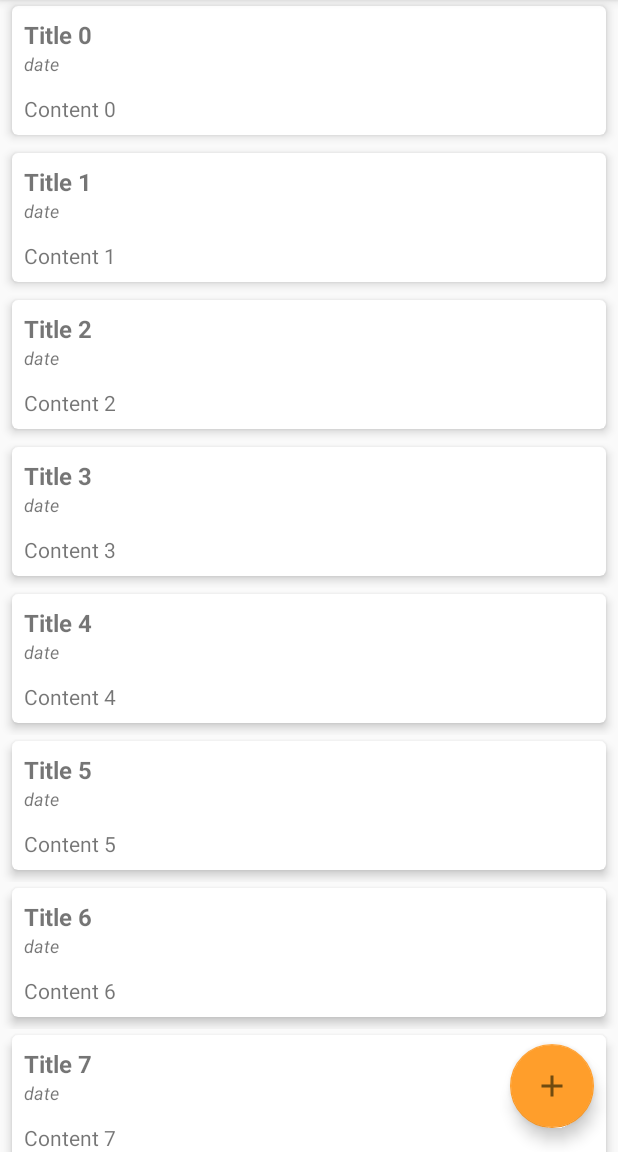
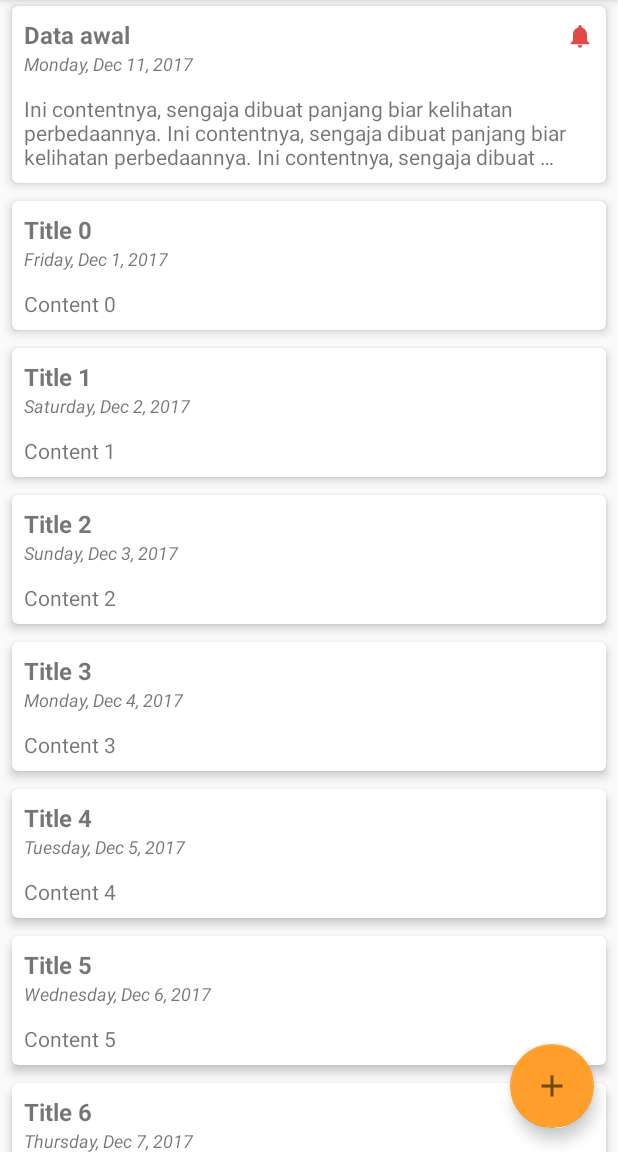
Before and after one commit to ayucitra/AndroidFundamentalExercise, an Android app: the screen it shows after launch (MainActivity), on a phone screen of 412 x 824 dp, the part 84-1236 px from its top. Run offline under Robolectric (Android 15) with nearby library versions, the phone set to English and light mode, and no system bars; our stand-ins replace ButterKnife.

Commit message:
add alarm data in pojo

```diff
--- a/app/src/main/java/com/omrobbie/androidfundamentalexercise/MainActivity.java
+++ b/app/src/main/java/com/omrobbie/androidfundamentalexercise/MainActivity.java
@@ -29,7 +29,7 @@ public class MainActivity extends AppCompatActivity implements View.OnClickListe
     FloatingActionButton fab;
 
     private NoteAdapter adapter;
-    private List<Note> notes = new ArrayList<>();
+    private List<Note> notes;
 
     @Override
     protected void onCreate(Bundle savedInstanceState) {
@@ -38,8 +38,6 @@ public class MainActivity extends AppCompatActivity implements View.OnClickListe
 
         setupEnv();
         setupList();
-
-        fab.setOnClickListener(this);
 
         loadDummyData();
     }
@@ -54,6 +52,9 @@ public class MainActivity extends AppCompatActivity implements View.OnClickListe
 
     private void setupEnv() {
         ButterKnife.bind(this);
+        fab.setOnClickListener(this);
+
+        notes = new ArrayList<>();
     }
 
     private void setupList() {
@@ -63,8 +64,16 @@ public class MainActivity extends AppCompatActivity implements View.OnClickListe
     }
 
     private void loadDummyData() {
+        notes.add(new Note(
+                100,
+                "Data awal",
+                "Ini contentnya, sengaja dibuat panjang biar kelihatan perbedaannya. Ini contentnya, sengaja dibuat panjang biar kelihatan perbedaannya. Ini contentnya, sengaja dibuat panjang biar kelihatan perbedaannya. Ini contentnya, sengaja dibuat panjang biar kelihatan perbedaannya. Ini contentnya, sengaja dibuat panjang biar kelihatan perbedaannya. Ini contentnya, sengaja dibuat panjang biar kelihatan perbedaannya. Ini contentnya, sengaja dibuat panjang biar kelihatan perbedaannya. Ini contentnya, sengaja dibuat panjang biar kelihatan perbedaannya. Ini contentnya, sengaja dibuat panjang biar kelihatan perbedaannya. Ini contentnya, sengaja dibuat panjang biar kelihatan perbedaannya. Ini contentnya, sengaja dibuat panjang biar kelihatan perbedaannya. Ini contentnya, sengaja dibuat panjang biar kelihatan perbedaannya. Ini contentnya, sengaja dibuat panjang biar kelihatan perbedaannya. Ini contentnya, sengaja dibuat panjang biar kelihatan perbedaannya.",
+                "11/12/2017",
+                "5/12/2017")
+        );
+
         for (int i = 0; i < 10; i++) {
-            notes.add(new Note(i, "Title " + i, "Content " + i, "date"));
+            notes.add(new Note(i, "Title " + i, "Content " + i, i + 1 + "/12/2017"));
         }
         progress_bar.setVisibility(View.GONE);
     }
--- a/app/src/main/java/com/omrobbie/androidfundamentalexercise/adapter/NoteAdapter.java
+++ b/app/src/main/java/com/omrobbie/androidfundamentalexercise/adapter/NoteAdapter.java
@@ -4,10 +4,12 @@ import android.support.v7.widget.RecyclerView;
 import android.view.LayoutInflater;
 import android.view.View;
 import android.view.ViewGroup;
+import android.widget.ImageView;
 import android.widget.TextView;
 
 import com.omrobbie.androidfundamentalexercise.R;
 import com.omrobbie.androidfundamentalexercise.model.Note;
+import com.omrobbie.androidfundamentalexercise.utils.DateTime;
 
 import java.util.List;
 
@@ -71,6 +73,9 @@ public class NoteAdapter extends RecyclerView.Adapter<NoteAdapter.ViewHolder> {
         @BindView(R.id.tv_content)
         TextView tv_content;
 
+        @BindView(R.id.iv_notification)
+        ImageView iv_notification;
+
         public ViewHolder(View itemView) {
             super(itemView);
             ButterKnife.bind(this, itemView);
@@ -78,8 +83,12 @@ public class NoteAdapter extends RecyclerView.Adapter<NoteAdapter.ViewHolder> {
 
         public void bind(Note item) {
             tv_title.setText(item.getTitle());
-            tv_datetime.setText(item.getDateTime());
+            tv_datetime.setText(DateTime.getLongDate(item.getDateTime()));
             tv_content.setText(item.getContent());
+
+            if (DateTime.isGreaterThanNow(item.getDateTime_Alarm())) {
+                iv_notification.setVisibility(View.VISIBLE);
+            } else iv_notification.setVisibility(View.GONE);
         }
     }
 }
--- a/app/src/main/java/com/omrobbie/androidfundamentalexercise/model/Note.java
+++ b/app/src/main/java/com/omrobbie/androidfundamentalexercise/model/Note.java
@@ -13,6 +13,7 @@ public class Note implements Parcelable {
     private String title;
     private String content;
     private String dateTime;
+    private String dateTime_Alarm;
 
     public Note() {
     }
@@ -22,6 +23,14 @@ public class Note implements Parcelable {
         this.title = title;
         this.content = content;
         this.dateTime = dateTime;
+    }
+
+    public Note(int id, String title, String content, String dateTime, String dateTime_Alarm) {
+        this.id = id;
+        this.title = title;
+        this.content = content;
+        this.dateTime = dateTime;
+        this.dateTime_Alarm = dateTime_Alarm;
     }
 
     public int getId() {
@@ -56,6 +65,14 @@ public class Note implements Parcelable {
         this.dateTime = dateTime;
     }
 
+    public String getDateTime_Alarm() {
+        return dateTime_Alarm;
+    }
+
+    public void setDateTime_Alarm(String dateTime_Alarm) {
+        this.dateTime_Alarm = dateTime_Alarm;
+    }
+
     @Override
     public int describeContents() {
         return 0;
@@ -67,6 +84,7 @@ public class Note implements Parcelable {
         dest.writeString(this.title);
         dest.writeString(this.content);
         dest.writeString(this.dateTime);
+        dest.writeString(this.dateTime_Alarm);
     }
 
     protected Note(Parcel in) {
@@ -74,9 +92,10 @@ public class Note implements Parcelable {
         this.title = in.readString();
         this.content = in.readString();
         this.dateTime = in.readString();
+        this.dateTime_Alarm = in.readString();
     }
 
-    public static final Parcelable.Creator<Note> CREATOR = new Parcelable.Creator<Note>() {
+    public static final Creator<Note> CREATOR = new Creator<Note>() {
         @Override
         public Note createFromParcel(Parcel source) {
             return new Note(source);
--- /dev/null
+++ b/app/src/main/java/com/omrobbie/androidfundamentalexercise/utils/DateTime.java
@@ -0,0 +1,55 @@
+package com.omrobbie.androidfundamentalexercise.utils;
+
+import java.text.DateFormat;
+import java.text.ParseException;
+import java.text.SimpleDateFormat;
+import java.util.Calendar;
+import java.util.Date;
+
+/**
+ * Created by omrobbie on 04/12/2017.
+ */
+
+public class DateTime {
+
+    private static SimpleDateFormat simpleDateFormat = new SimpleDateFormat("dd/MM/yyyy");
+
+    private static String formatDate(String date, String format) {
+        String result = "";
+        if (date == null) date = "";
+
+        try {
+            Date oldDate = simpleDateFormat.parse(date);
+            DateFormat newFormat = new SimpleDateFormat(format);
+            result = newFormat.format(oldDate);
+        } catch (ParseException e) {
+            e.printStackTrace();
+        }
+
+        return result;
+    }
+
+    public static String getShortDate(String date) {
+        return formatDate(date, "dd MMMM yyyy");
+    }
+
+    public static String getLongDate(String date) {
+        return formatDate(date, "EEEE, MMM d, yyyy");
+    }
+
+    public static boolean isGreaterThanNow(String date) {
+        boolean isGreater = false;
+        if (date == null) date = "";
+
+        try {
+            Date parseDate = simpleDateFormat.parse(date);
+            Date now = Calendar.getInstance().getTime();
+
+            if (now.compareTo(parseDate) < 0) isGreater = true;
+        } catch (ParseException e) {
+            e.printStackTrace();
+        }
+
+        return isGreater;
+    }
+}
--- /dev/null
+++ b/app/src/main/res/drawable-anydpi/ic_notifications.xml
@@ -0,0 +1,9 @@
+<vector xmlns:android="http://schemas.android.com/apk/res/android"
+    android:width="24dp"
+    android:height="24dp"
+    android:viewportHeight="24.0"
+    android:viewportWidth="24.0">
+    <path
+        android:fillColor="#FFE54745"
+        android:pathData="M12,22c1.1,0 2,-0.9 2,-2h-4c0,1.1 0.89,2 2,2zM18,16v-5c0,-3.07 -1.64,-5.64 -4.5,-6.32L13.5,4c0,-0.83 -0.67,-1.5 -1.5,-1.5s-1.5,0.67 -1.5,1.5v0.68C7.63,5.36 6,7.92 6,11v5l-2,2v1h16v-1l-2,-2z" />
+</vector>
--- a/app/src/main/res/layout/activity_main.xml
+++ b/app/src/main/res/layout/activity_main.xml
@@ -1,6 +1,5 @@
 <?xml version="1.0" encoding="utf-8"?>
 <RelativeLayout xmlns:android="http://schemas.android.com/apk/res/android"
-    xmlns:app="http://schemas.android.com/apk/res-auto"
     xmlns:tools="http://schemas.android.com/tools"
     android:layout_width="match_parent"
     android:layout_height="match_parent"
--- a/app/src/main/res/layout/item_note.xml
+++ b/app/src/main/res/layout/item_note.xml
@@ -1,10 +1,7 @@
 <?xml version="1.0" encoding="utf-8"?>
-<LinearLayout xmlns:android="http://schemas.android.com/apk/res/android"
+<android.support.v7.widget.CardView xmlns:android="http://schemas.android.com/apk/res/android"
     xmlns:app="http://schemas.android.com/apk/res-auto"
-    android:layout_width="match_parent"
-    android:layout_height="wrap_content">
-
-    <android.support.v7.widget.CardView
+    xmlns:tools="http://schemas.android.com/tools"
     android:layout_width="match_parent"
     android:layout_height="wrap_content"
     android:layout_marginBottom="8dp"
@@ -17,8 +14,15 @@
     <LinearLayout
         android:layout_width="match_parent"
         android:layout_height="wrap_content"
+        android:orientation="horizontal"
+        android:padding="8dp">
+
+        <LinearLayout
+            android:layout_width="0dp"
+            android:layout_height="wrap_content"
+            android:layout_weight="1"
             android:orientation="vertical"
-            android:padding="8dp">
+            tools:ignore="Suspicious0dp">
 
             <TextView
                 android:id="@+id/tv_title"
@@ -41,11 +45,29 @@
                 android:layout_width="match_parent"
                 android:layout_height="wrap_content"
                 android:layout_marginTop="12dp"
+                android:ellipsize="end"
+                android:maxLines="3"
                 android:text="Content"
                 android:textSize="14sp" />
 
         </LinearLayout>
 
-    </android.support.v7.widget.CardView>
+        <LinearLayout
+            android:layout_width="0dp"
+            android:layout_height="wrap_content"
+            android:layout_weight="0.05"
+            android:gravity="end"
+            tools:ignore="Suspicious0dp">
+
+            <ImageView
+                android:id="@+id/iv_notification"
+                android:layout_width="wrap_content"
+                android:layout_height="wrap_content"
+                android:src="@drawable/ic_notifications"
+                android:visibility="gone" />
 
         </LinearLayout>
+
+    </LinearLayout>
+
+</android.support.v7.widget.CardView>
```
Lines whose indentation alone changed are shown as unchanged.
